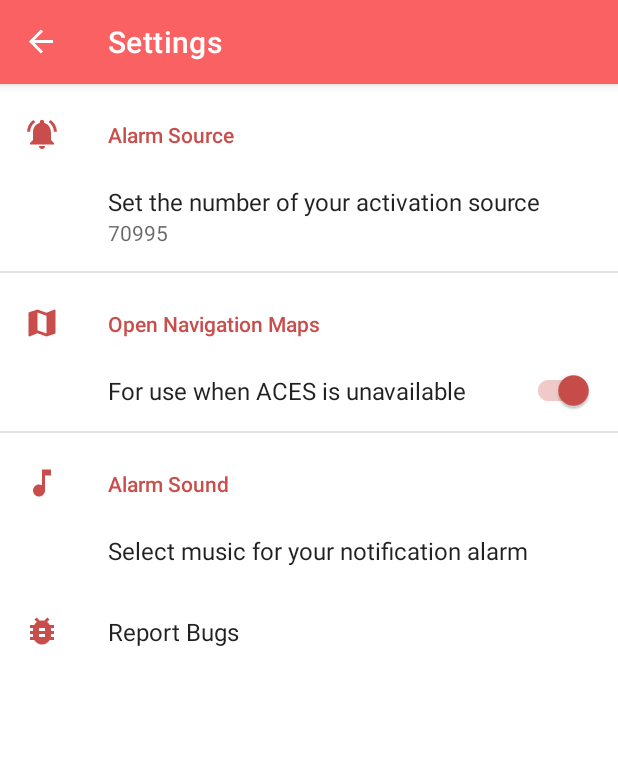
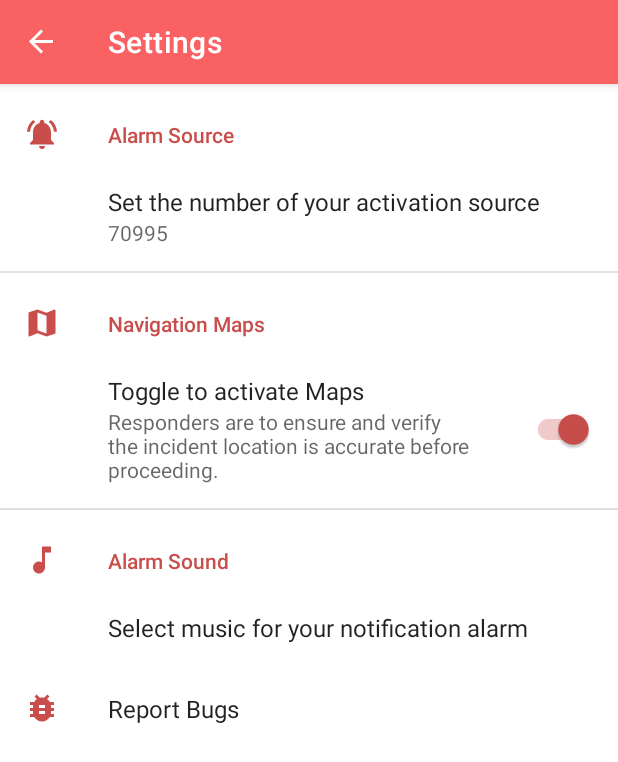
Before and after one commit to TFTDX/ResponderAlarm, an Android app: the SettingsFragment screen opened through its navigation route, on a phone screen of 412 x 824 dp. Shown: the top 762 px of the screen. Run offline under Robolectric (Android 15) with nearby library versions, the phone set to English and light mode, and no system bars; our stand-ins replace androidx.preference, navigation-ui.

Commit message:
Change Disclaimer

```diff
--- a/app/src/main/res/xml/root_preferences.xml
+++ b/app/src/main/res/xml/root_preferences.xml
@@ -12,11 +12,12 @@
 
     </PreferenceCategory>
 
-    <PreferenceCategory app:title="Open Navigation Maps"
+    <PreferenceCategory app:title="Navigation Maps"
         app:icon="@drawable/ic_baseline_map_24">
         <SwitchPreferenceCompat
             app:key="map"
-            app:title="For use when ACES is unavailable"
+            app:title="Toggle to activate Maps"
+            app:summary="Responders are to ensure and verify the incident location is accurate before proceeding."
             app:defaultValue="true" />
     </PreferenceCategory>
 
```
